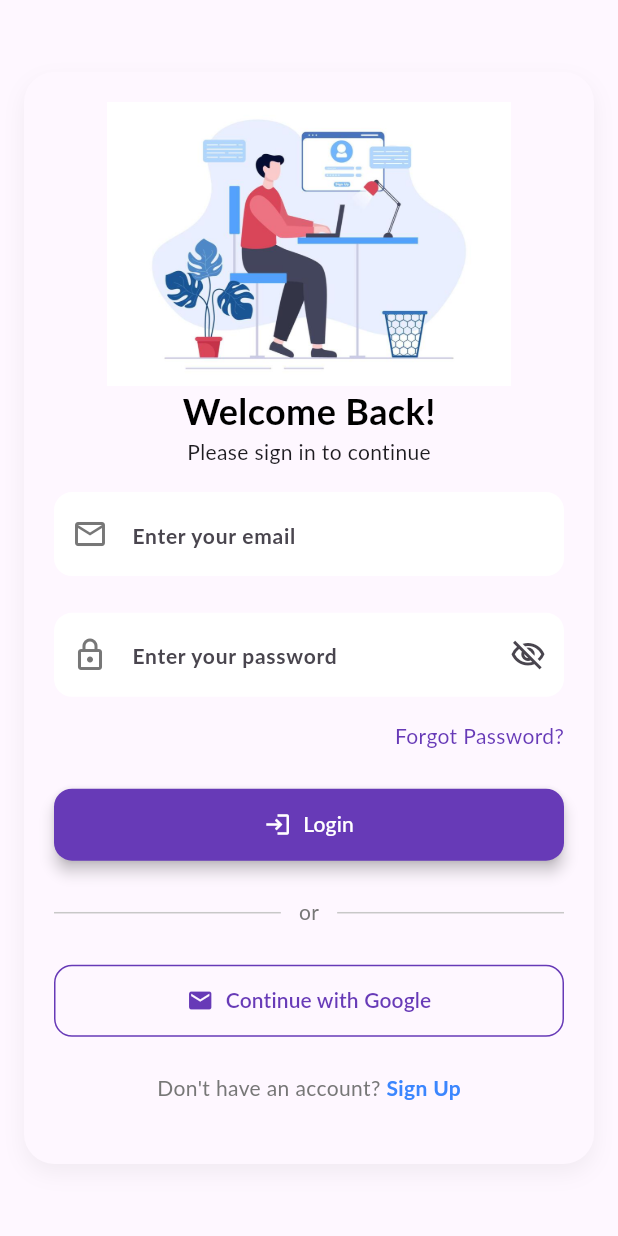
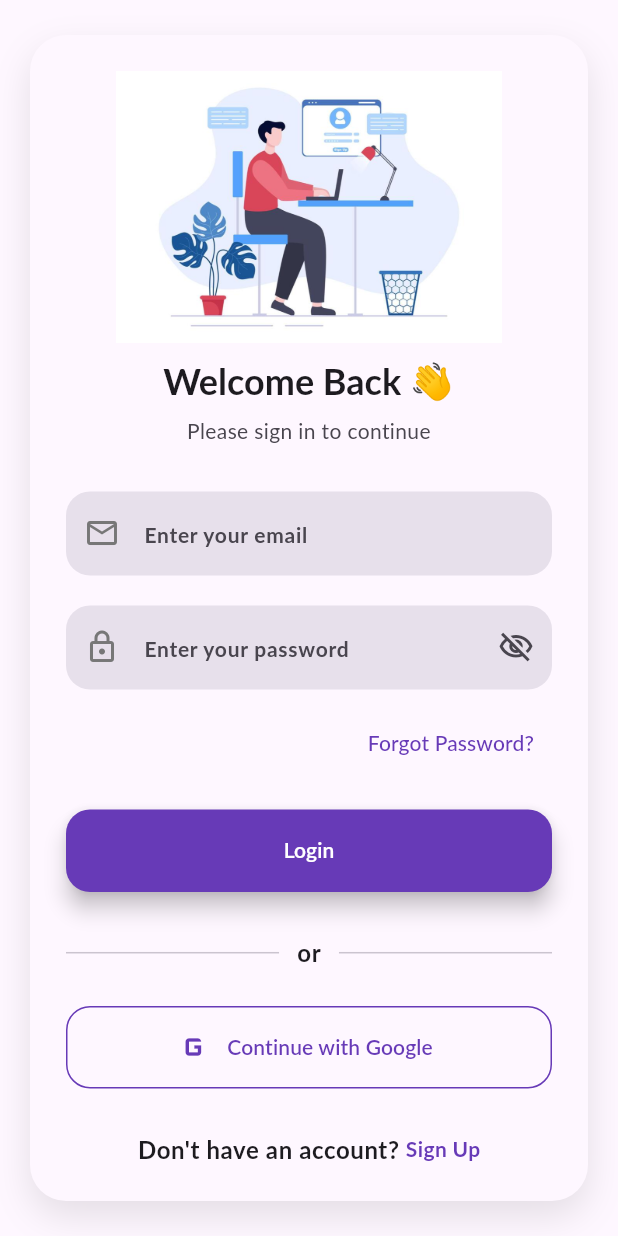
Before and after one commit to sakshiv3107/Coding_tracker_app, a Flutter app: the screen it shows after launch, on a phone screen of 412 x 824 dp. Run offline on Flutter 3.47's test engine with Material 3 defaults, Android fonts, the light colour scheme and no system bars; our stand-ins replace firebase_core; accounts and stored records are empty; Roboto replaces fonts that are missing (Lato).

Commit message:
UI Update

```diff
--- a/lib/main.dart
+++ b/lib/main.dart
@@ -80,7 +80,7 @@ class MyApp extends StatelessWidget {
         fontFamily: 'Lato',
 
         colorScheme: ColorScheme.fromSeed(
-          seedColor: const Color.fromARGB(255, 1, 161, 254),
+          seedColor: const Color.fromARGB(255, 195, 164, 247),
           brightness: Brightness.dark,
         ),
       ),
--- a/lib/screens/home/sections/stats_section.dart
+++ b/lib/screens/home/sections/stats_section.dart
@@ -1,4 +1,3 @@
-
 import 'package:flutter/material.dart';
 import '../../../providers/stats_provider.dart';
 import '../widgets/stat_card.dart';
--- a/lib/screens/login_screen.dart
+++ b/lib/screens/login_screen.dart
@@ -1,6 +1,4 @@
 import 'package:flutter/material.dart';
-// import 'auth_wrapper.dart';
-// import '../services/auth_service.dart';
 import 'package:provider/provider.dart';
 import '../providers/auth_provider.dart';
 
@@ -18,26 +16,26 @@ class _LoginScreenState extends State<LoginScreen> {
 
   @override
   Widget build(BuildContext context) {
+    final theme = Theme.of(context);
     final height = MediaQuery.of(context).size.height;
-    // final width = MediaQuery.of(context).size.width;
+    final auth = context.watch<AuthProvider>();
 
-    final auth = context.watch<AuthProvider>();
     return Scaffold(
-      backgroundColor: Theme.of(context).colorScheme.background,
+      backgroundColor: theme.colorScheme.background,
       body: SafeArea(
         child: Center(
           child: SingleChildScrollView(
             child: Container(
-              margin: const EdgeInsets.all(16),
-              padding: const EdgeInsets.all(20),
+              margin: const EdgeInsets.all(20),
+              padding: const EdgeInsets.all(24),
               decoration: BoxDecoration(
-                color: Theme.of(context).colorScheme.surface,
-                borderRadius: BorderRadius.circular(20),
+                color: theme.colorScheme.surface,
+                borderRadius: BorderRadius.circular(24),
                 boxShadow: [
                   BoxShadow(
-                    color: Colors.black.withOpacity(0.05),
-                    blurRadius: 12,
-                    offset: const Offset(0, 6),
+                    color: theme.shadowColor.withOpacity(0.1),
+                    blurRadius: 20,
+                    offset: const Offset(0, 10),
                   ),
                 ],
               ),
@@ -45,212 +43,250 @@ class _LoginScreenState extends State<LoginScreen> {
                 crossAxisAlignment: CrossAxisAlignment.stretch,
                 children: [
                   SizedBox(
-                    height: height * 0.23,
+                    height: height * 0.22,
                     child: Image.asset(
                       "assets/images/login_image.png",
                       fit: BoxFit.contain,
                     ),
                   ),
-                  Center(
-                    child: Text(
-                      'Welcome Back!',
-                      style: TextStyle(
-                        fontSize: 24,
-                        color: Colors.black,
-                        fontWeight: FontWeight.bold,
-                      ),
-                    ),
-                  ),
-                  const Center(child: Text('Please sign in to continue')),
-                  SizedBox(height: height * 0.02),
-                  TextField(
-                    controller: emailController,
-                    decoration: InputDecoration(
-                      hintText: 'Enter your email',
-                      prefixIcon: const Icon(Icons.email_outlined),
-                      filled: true,
-                      fillColor: Colors.white,
-                      border: OutlineInputBorder(
-                        borderRadius: BorderRadius.circular(12),
-                        borderSide: BorderSide.none,
-                      ),
-                    ),
-                  ),
-                  SizedBox(height: height * 0.02),
 
-                  // PASSWORD FIELD
-                  const SizedBox(height: 8),
-                  TextField(
-                    controller: passwordController,
-                    obscureText: obscurePassword,
-                    decoration: InputDecoration(
-                      hintText: 'Enter your password',
-                      prefixIcon: const Icon(Icons.lock_outlined),
+                  const SizedBox(height: 10),
 
-                      suffixIcon: IconButton(
-                        icon: Icon(
-                          obscurePassword
-                              ? Icons.visibility_off_outlined
-                              : Icons.visibility_outlined,
-                        ),
-                        onPressed: () {
-                          setState(() {
-                            obscurePassword = !obscurePassword;
-                          });
-                        },
-                      ),
-                      filled: true,
-                      fillColor: Colors.white,
-
-                      border: OutlineInputBorder(
-                        borderRadius: BorderRadius.circular(12),
-                        borderSide: BorderSide.none,
-                      ),
+                  Text(
+                    'Welcome Back 👋',
+                    textAlign: TextAlign.center,
+                    style: theme.textTheme.headlineSmall?.copyWith(
+                      fontWeight: FontWeight.bold,
                     ),
                   ),
 
-                  SizedBox(height: height * 0.02),
+                  const SizedBox(height: 6),
+
+                  Text(
+                    'Please sign in to continue',
+                    textAlign: TextAlign.center,
+                    style: theme.textTheme.bodyMedium?.copyWith(
+                      color: theme.colorScheme.onSurfaceVariant,
+                    ),
+                  ),
+
+                  const SizedBox(height: 30),
+
+                  // EMAIL FIELD
+                  _buildTextField(
+                    controller: emailController,
+                    hint: "Enter your email",
+                    icon: Icons.email_outlined,
+                  ),
+
+                  const SizedBox(height: 20),
+
+                  // PASSWORD FIELD
+                  _buildTextField(
+                    controller: passwordController,
+                    hint: "Enter your password",
+                    icon: Icons.lock_outlined,
+                    isPassword: true,
+                  ),
+
+                  const SizedBox(height: 12),
 
                   Align(
                     alignment: Alignment.centerRight,
-                    child: GestureDetector(
-                      onTap: () {},
+                    child: TextButton(
+                      onPressed: () {},
                       child: Text(
-                        'Forgot Password?',
+                        "Forgot Password?",
                         style: TextStyle(
-                          color: Theme.of(context).colorScheme.primary,
+                          color: theme.colorScheme.primary,
                         ),
                       ),
                     ),
                   ),
 
-                  SizedBox(height: height * 0.03),
-                  SizedBox(
-                    width: double.infinity,
+                  const SizedBox(height: 20),
 
-                    child: ElevatedButton.icon(
-                      onPressed: () async {
-                        if (emailController.text.isEmpty ||
-                            passwordController.text.isEmpty) {
-                          ScaffoldMessenger.of(context).showSnackBar(
-                            const SnackBar(
-                              content: Text('Please fill all fields'),
+                  // LOGIN BUTTON
+                  ElevatedButton(
+                    onPressed: auth.isLoading
+                        ? null
+                        : () {
+                            if (emailController.text.isEmpty ||
+                                passwordController.text.isEmpty) {
+                              ScaffoldMessenger.of(context).showSnackBar(
+                                const SnackBar(
+                                  content:
+                                      Text("Please fill all fields"),
+                                ),
+                              );
+                              return;
+                            }
+
+                            auth.login(
+                              emailController.text.trim(),
+                              passwordController.text.trim(),
+                            );
+                          },
+                    style: ElevatedButton.styleFrom(
+                      backgroundColor: theme.colorScheme.primary,
+                      foregroundColor: theme.colorScheme.onPrimary,
+                      minimumSize:
+                          const Size(double.infinity, 55),
+                      shape: RoundedRectangleBorder(
+                        borderRadius:
+                            BorderRadius.circular(16),
+                      ),
+                      elevation: 6,
+                    ),
+                    child: auth.isLoading
+                        ? const SizedBox(
+                            height: 20,
+                            width: 20,
+                            child:
+                                CircularProgressIndicator(
+                              strokeWidth: 2,
+                              color: Colors.white,
                             ),
-                          );
-                          return;
-                        } else {
-                          auth.login(
-                            emailController.text,
-                            passwordController.text,
-                          );
-                        }
-                      },
+                          )
+                        : const Text(
+                            "Login",
+                            style: TextStyle(
+                              fontWeight: FontWeight.w600,
+                            ),
+                          ),
+                  ),
 
-                      icon: const Icon(Icons.login),
-                      label: const Text(
-                        'Login',
+                  const SizedBox(height: 30),
+
+                  Row(
+                    children: [
+                      Expanded(
+                        child: Divider(
+                          color: theme.colorScheme.outlineVariant,
                         ),
+                      ),
+                      Padding(
+                        padding:
+                            const EdgeInsets.symmetric(
+                                horizontal: 12),
+                        child: Text(
+                          "or",
+                          style: theme.textTheme.bodySmall,
+                        ),
+                      ),
+                      Expanded(
+                        child: Divider(
+                          color: theme.colorScheme.outlineVariant,
+                        ),
+                      ),
+                    ],
+                  ),
 
-                      style: ElevatedButton.styleFrom(
-                        backgroundColor: Theme.of(context).colorScheme.primary,
-                        foregroundColor: Colors.white,
-                        padding: const EdgeInsets.symmetric(vertical: 14),
-                        shape: RoundedRectangleBorder(
-                          borderRadius: BorderRadius.circular(12),
-                        ),
-                        elevation: 4,
+                  const SizedBox(height: 25),
+
+                  // GOOGLE BUTTON
+                  OutlinedButton.icon(
+                    onPressed: () {},
+                    icon: Icon(
+                      Icons.g_mobiledata,
+                      color: theme.colorScheme.primary,
+                      size: 28,
+                    ),
+                    label: Text(
+                      "Continue with Google",
+                      style: TextStyle(
+                        color: theme.colorScheme.primary,
+                        fontWeight: FontWeight.w600,
+                      ),
+                    ),
+                    style: OutlinedButton.styleFrom(
+                      side: BorderSide(
+                        color: theme.colorScheme.primary,
+                      ),
+                      minimumSize:
+                          const Size(double.infinity, 55),
+                      shape: RoundedRectangleBorder(
+                        borderRadius:
+                            BorderRadius.circular(16),
                       ),
                     ),
                   ),
 
-                  SizedBox(height: height * 0.03),
+                  const SizedBox(height: 30),
 
                   Row(
+                    mainAxisAlignment:
+                        MainAxisAlignment.center,
                     children: [
-                      const Expanded(
-                        child: Divider(
-                          color: Color.fromRGBO(200, 200, 200, 1),
-                          thickness: 1,
-                        ),
-                      ),
-                      Padding(
-                        padding: const EdgeInsets.symmetric(horizontal: 12),
-                        child: Text(
-                          'or',
-                          style: TextStyle(
-                            fontSize: 14,
-                            color: Color.fromRGBO(119, 119, 119, 1),
-                          ),
-                        ),
-                      ),
-                      const Expanded(
-                        child: Divider(
-                          color: Color.fromRGBO(200, 200, 200, 1),
-                          thickness: 1,
-                        ),
-                      ),
-                    ],
-                  ),
-                  SizedBox(height: height * 0.03),
-
-                  SizedBox(
-                    width: double.infinity,
-
-                    child: OutlinedButton.icon(
-                      onPressed: () {},
-
-                      icon: Icon(
-                        Icons.email,
-                        color: Theme.of(context).colorScheme.primary,
-                      ),
-                      label: Text(
-                        'Continue with Google',
-                        style: TextStyle(
-                          color: Theme.of(context).colorScheme.primary,
-                          fontWeight: FontWeight.w600,
-                        ),
-                      ),
-                      style: OutlinedButton.styleFrom(
-                        side: BorderSide(
-                          color: Theme.of(context).colorScheme.primary,
-                        ),
-                        padding: const EdgeInsets.symmetric(vertical: 14),
-                        shape: RoundedRectangleBorder(
-                          borderRadius: BorderRadius.circular(12),
-                        ),
-                      ),
-                    ),
-                  ),
-
-                  SizedBox(height: height * 0.03),
-
-                  Row(
-                    mainAxisAlignment: MainAxisAlignment.center,
-                    children: [
-                      const Text(
-                        'Don\'t have an account? ',
-                        style: TextStyle(
-                          fontSize: 14,
-                          color: Color.fromRGBO(119, 119, 119, 1),
-                        ),
+                      Text(
+                        "Don't have an account? ",
+                        style: theme.textTheme.bodySmall,
                       ),
                       GestureDetector(
                         onTap: () {},
-                        child: const Text(
-                          'Sign Up',
+                        child: Text(
+                          "Sign Up",
                           style: TextStyle(
-                            fontSize: 14,
                             fontWeight: FontWeight.bold,
-                            color: Color.fromRGBO(59, 134, 254, 1),
+                            color:
+                                theme.colorScheme.primary,
                           ),
                         ),
                       ),
                     ],
                   ),
-                  const SizedBox(height: 20),
                 ],
               ),
             ),
+          ),
+        ),
+      ),
+    );
+  }
+
+  Widget _buildTextField({
+    required TextEditingController controller,
+    required String hint,
+    required IconData icon,
+    bool isPassword = false,
+  }) {
+    final theme = Theme.of(context);
+
+    return TextField(
+      controller: controller,
+      obscureText: isPassword ? obscurePassword : false,
+      decoration: InputDecoration(
+        hintText: hint,
+        prefixIcon: Icon(icon),
+        suffixIcon: isPassword
+            ? IconButton(
+                icon: Icon(
+                  obscurePassword
+                      ? Icons.visibility_off_outlined
+                      : Icons.visibility_outlined,
+                ),
+                onPressed: () {
+                  setState(() {
+                    obscurePassword =
+                        !obscurePassword;
+                  });
+                },
+              )
+            : null,
+        filled: true,
+        fillColor:
+            theme.colorScheme.surfaceVariant,
+        border: OutlineInputBorder(
+          borderRadius:
+              BorderRadius.circular(16),
+          borderSide: BorderSide.none,
+        ),
+        focusedBorder: OutlineInputBorder(
+          borderRadius:
+              BorderRadius.circular(16),
+          borderSide: BorderSide(
+            color: theme.colorScheme.primary,
+            width: 2,
           ),
         ),
       ),
```
Also changed, not shown: lib/screens/home/home_screen.dart (+23 -3 lines), lib/screens/home/sections/difficulty_section.dart (+77 -97 lines), lib/screens/profile_setup_screen.dart (+89 -55 lines), lib/screens/home/widgets/difficulty_card.dart (renamed from lib/screens/home/widgets/difficulty_cart.dart).
